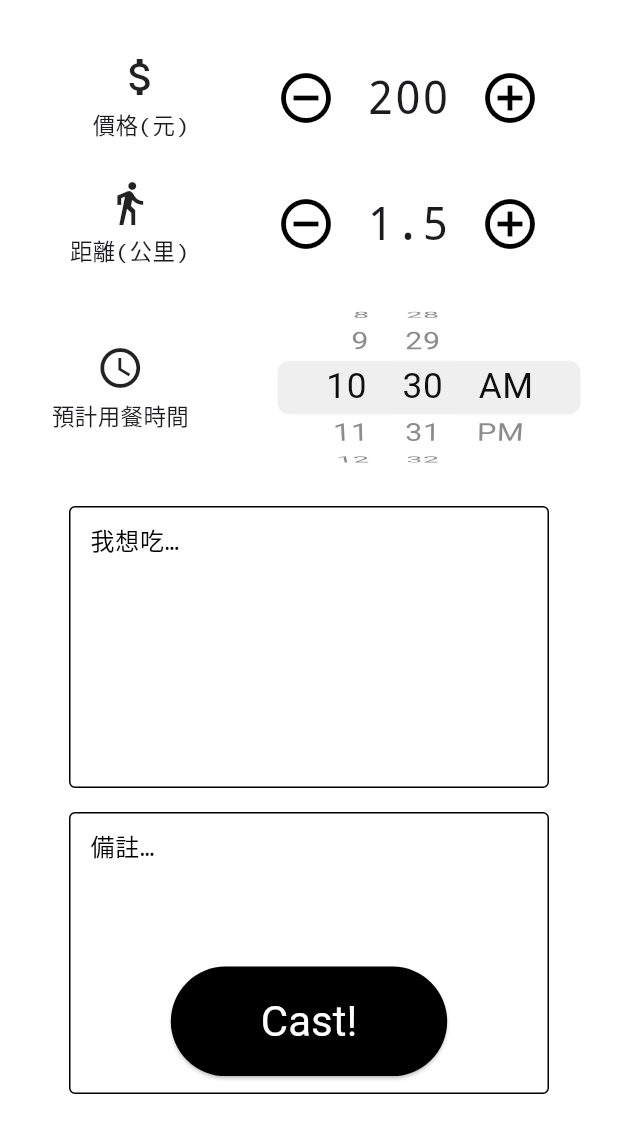
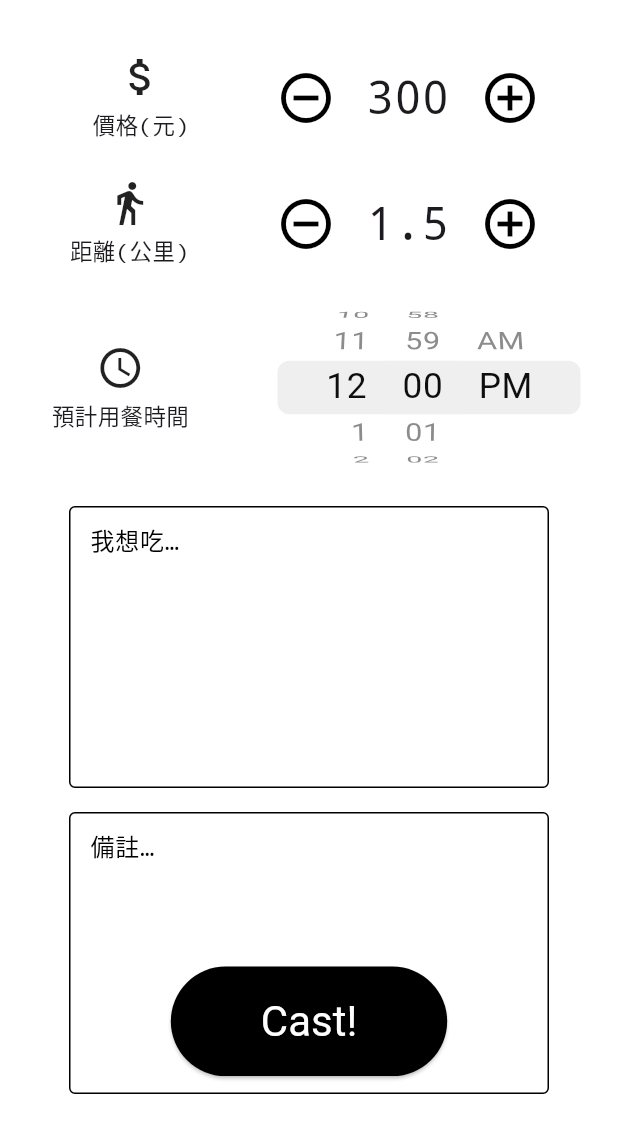
Before and after one commit to edwardisgoo/ForkCast, a Flutter app: the ComplexCastPage screen opened by its route, on a phone screen of 412 x 824 dp, the part 97-1236 px from its top. Run offline on Flutter 3.47's test engine with Material 3 defaults, Android fonts, the phone set to English and light mode, and no system bars; our stand-ins replace cloud_functions, firebase_core, geolocator, go_router, shared_preferences; accounts and stored records are empty.

Commit message:
UI linking -complex_page link done

```diff
--- a/lib/main.dart
+++ b/lib/main.dart
@@ -16,7 +16,6 @@ import 'firebase_options.dart';
 import 'providers/rating_provider.dart'; // ★ new
 import 'package:flutter_app/models/userSetting.dart';
 import 'package:flutter_app/services/location_service.dart'; // Import your location service
-import 'package:flutter_app/services/fetch_restaurant.dart'; //
 
 final theme = ThemeData(
   useMaterial3: true,
--- a/lib/models/userSetting.dart
+++ b/lib/models/userSetting.dart
@@ -15,9 +15,9 @@ class UserSetting extends ChangeNotifier {
   UserSetting({
     List<String>? sortedPreference,
     this.minCost = 0.0,
-    this.maxCost = 1000.0,
+    this.maxCost = 300.0,
     this.minDist = 0.0,
-    this.maxDist = 1000.0,
+    this.maxDist = 1.5,
     this.queryTime = const HourMin.fromInts(12, 0), // 預設中午12點
     this.requirements = '',
     this.notes = '',
@@ -81,6 +81,11 @@ class UserSetting extends ChangeNotifier {
     notifyListeners();
   }
 
+  void updateQueryTime(HourMin time) {
+    queryTime = time;
+    notifyListeners();
+  }
+
   // 一次更新全部設定（若你要從表單整體儲存設定）
   void updateAll({
     List<String>? newPreferences,
--- a/lib/pages/complex_cast_page.dart
+++ b/lib/pages/complex_cast_page.dart
@@ -1,9 +1,11 @@
 import 'package:flutter/material.dart';
 import 'package:flutter/cupertino.dart';
 import 'package:provider/provider.dart';
+import '../models/openingHours.dart';
 import '../widgets/title_text.dart';
 import '../services/navigation.dart';
 import '../widgets/cast_helper.dart';
+import '../models/userSetting.dart';
 
 class ComplexCastPage extends StatefulWidget {
   const ComplexCastPage({super.key});
@@ -12,11 +14,16 @@ class ComplexCastPage extends StatefulWidget {
 }
 
 class _ComplexCastPageState extends State<ComplexCastPage> {
-  double _money = 200;
-  double _distance = 1.5;
-  DateTime _selected = DateTime.now();
-  final _foodCtrl = TextEditingController();
-  final _noteCtrl = TextEditingController();
+  late TextEditingController _foodCtrl;
+  late TextEditingController _noteCtrl;
+
+  @override
+  void initState() {
+    super.initState();
+    final setting = context.read<UserSetting>();
+    _foodCtrl = TextEditingController(text: setting.requirements);
+    _noteCtrl = TextEditingController(text: setting.notes);
+  }
 
   /* identical helpers used by ResultPage */
   double _titleY(BuildContext c) {
@@ -64,60 +71,86 @@ class _ComplexCastPageState extends State<ComplexCastPage> {
   }
 
   /* –– money / distance selectors –– */
-  Widget _moneySelector() => Row(
+  Widget _moneySelector() {
+    final setting = context.watch<UserSetting>();
+    return Row(
       children: [
         IconButton(
           icon: const Icon(Icons.remove_circle_outline, size: 40),
-            onPressed: () => setState(() {
-              if (_money > 100) _money -= 100;
-            }),
+          onPressed: () {
+            final newVal =
+                (setting.maxCost - 100).clamp(0, double.infinity) as double;
+            context.read<UserSetting>().updateMaxCost(newVal);
+          },
         ),
         SizedBox(
           width: 80,
           child: Center(
-              child: Text('${_money.toInt()}',
+            child: Text('${setting.maxCost.toInt()}',
                 style: const TextStyle(fontSize: 30)),
           ),
         ),
         IconButton(
           icon: const Icon(Icons.add_circle_outline, size: 40),
-            onPressed: () => setState(() => _money += 100),
+          onPressed: () {
+            context.read<UserSetting>().updateMaxCost(setting.maxCost + 100);
+          },
         ),
       ],
     );
+  }
 
-  Widget _distanceSelector() => Row(
+  Widget _distanceSelector() {
+    final setting = context.watch<UserSetting>();
+    return Row(
       children: [
         IconButton(
           icon: const Icon(Icons.remove_circle_outline, size: 40),
-            onPressed: () => setState(() {
-              if (_distance > 0.5) _distance -= 0.5;
-            }),
+          onPressed: () {
+            final newVal =
+                (setting.maxDist - 0.5).clamp(0, double.infinity) as double;
+            context.read<UserSetting>().updateMaxDist(newVal);
+          },
         ),
         SizedBox(
           width: 80,
           child: Center(
-              child: Text(_distance.toStringAsFixed(1),
+            child: Text(setting.maxDist.toStringAsFixed(1),
                 style: const TextStyle(fontSize: 30)),
           ),
         ),
         IconButton(
           icon: const Icon(Icons.add_circle_outline, size: 40),
-            onPressed: () => setState(() => _distance += 0.5),
+          onPressed: () {
+            context.read<UserSetting>().updateMaxDist(setting.maxDist + 0.5);
+          },
         ),
       ],
     );
+  }
 
-  Widget _timeSelector() => SizedBox(
+  Widget _timeSelector() {
+    final setting = context.watch<UserSetting>();
+    final now = DateTime.now();
+    final initial = DateTime(now.year, now.month, now.day,
+        setting.queryTime.hour, setting.queryTime.minute);
+    return SizedBox(
       height: 110,
       child: CupertinoDatePicker(
         mode: CupertinoDatePickerMode.time,
-          initialDateTime: _selected,
-          onDateTimeChanged: (d) => setState(() => _selected = d),
+        initialDateTime: initial,
+        onDateTimeChanged: (d) {
+          context
+              .read<UserSetting>()
+              .updateQueryTime(HourMin.fromInts(d.hour, d.minute));
+        },
       ),
     );
+  }
 
-  Widget _input(String hint, TextEditingController c) => Padding(
+  Widget _input(String hint, TextEditingController c,
+          ValueChanged<String> onChanged) =>
+      Padding(
         padding: const EdgeInsets.symmetric(horizontal: 30),
         child: TextField(
           controller: c,
@@ -129,6 +162,7 @@ class _ComplexCastPageState extends State<ComplexCastPage> {
             contentPadding: const EdgeInsets.symmetric(
                 horizontal: 10, vertical: 10), // Increased vertical padding
           ),
+          onChanged: onChanged,
         ),
       );
 
@@ -189,9 +223,17 @@ class _ComplexCastPageState extends State<ComplexCastPage> {
                       selector: _timeSelector(),
                     ),
                     const SizedBox(height: 24),
-                    _input('我想吃…', _foodCtrl),
+                    _input(
+                      '我想吃…',
+                      _foodCtrl,
+                      (v) => context.read<UserSetting>().updateRequirements(v),
+                    ),
                     const SizedBox(height: 16),
-                    _input('備註…', _noteCtrl),
+                    _input(
+                      '備註…',
+                      _noteCtrl,
+                      (v) => context.read<UserSetting>().updateNotes(v),
+                    ),
                     const SizedBox(height: 120),
                   ],
                 ),
--- a/lib/widgets/expanded_card.dart
+++ b/lib/widgets/expanded_card.dart
@@ -188,7 +188,7 @@ class _Header extends StatelessWidget {
     final double dotFont = cardH * 0.16;
 
     final setting = context.read<UserSetting>();
-    final topScores = ScoreUtils.topTwo(restaurant);
+    final topScores = ScoreUtils.topTwo(restaurant, setting.sortedPreference);
     String p1Label = topScores[0].key;
     String p2Label = topScores[1].key;
     String p1Desc;
--- a/lib/widgets/restaurant_card.dart
+++ b/lib/widgets/restaurant_card.dart
@@ -7,6 +7,7 @@ import 'package:flutter_app/services/navigation.dart';
 import 'package:flutter_app/providers/rating_provider.dart'; // ← NEW
 import 'package:flutter_app/models/utils/score_utils.dart';
 import 'package:flutter_app/models/fetchedResults.dart';
+import 'package:flutter_app/models/userSetting.dart';
 
 /// Structured and responsive restaurant card.
 class RestaurantCard extends StatelessWidget {
@@ -29,6 +30,7 @@ class RestaurantCard extends StatelessWidget {
   Widget build(BuildContext context) {
     final nav = Provider.of<NavigationService>(context, listen: false);
     final restaurant = context.watch<FetchedResults>().fetchedResults[index];
+    final setting = context.read<UserSetting>();
 
     // Base sizes that stay constant
     final double baseCardH =
@@ -40,7 +42,7 @@ class RestaurantCard extends StatelessWidget {
     final double dotFont = baseCardH * 0.16;
 
     // Price ratings based on index
-    final topScores = ScoreUtils.topTwo(restaurant);
+    final topScores = ScoreUtils.topTwo(restaurant, setting.sortedPreference);
     final String p1Label = topScores[0].key;
     final String p1Score =
         ScoreUtils.scaleToFive(topScores[0].value).toString();
```
Also changed, not shown: lib/models/utils/score_utils.dart (+8 -2 lines). Lines whose indentation alone changed are shown as unchanged.
